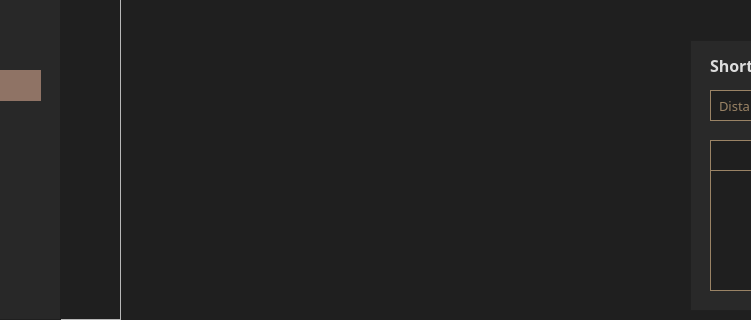
Old version of the form src/uibuilder/Main.ui in the repository ditramadia/shortest-route-finder; both pictures show x 260 to 1011 and y 400 to 720 of the 1280 by 720 pixel window.
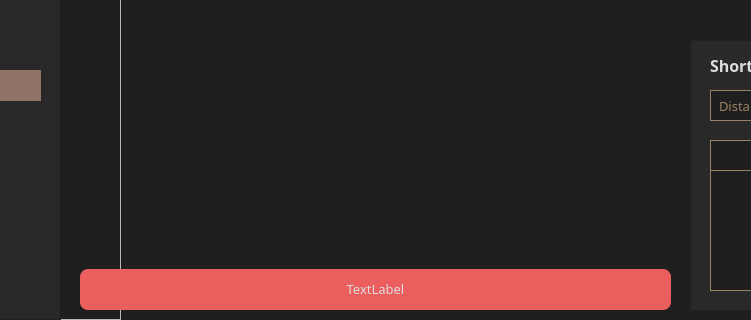
New version of the form. Icons and pictures are not drawn.

What changed in the file:
```diff
--- a/src/uibuilder/Main.ui
+++ b/src/uibuilder/Main.ui
@@ -687,6 +687,69 @@
      </property>
     </widget>
    </widget>
+   <widget class="QWidget" name="plot" native="true">
+    <property name="geometry">
+     <rect>
+      <x>0</x>
+      <y>0</y>
+      <width>1280</width>
+      <height>720</height>
+     </rect>
+    </property>
+   </widget>
+   <widget class="QFrame" name="popup_container">
+    <property name="geometry">
+     <rect>
+      <x>340</x>
+      <y>669</y>
+      <width>591</width>
+      <height>41</height>
+     </rect>
+    </property>
+    <property name="styleSheet">
+     <string notr="true">QFrame {
+background-color: rgb(235, 94, 94);
+border-radius: 8px
+}</string>
+    </property>
+    <property name="frameShape">
+     <enum>QFrame::StyledPanel</enum>
+    </property>
+    <property name="frameShadow">
+     <enum>QFrame::Raised</enum>
+    </property>
+    <widget class="QLabel" name="popup_value">
+     <property name="geometry">
+      <rect>
+       <x>10</x>
+       <y>10</y>
+       <width>571</width>
+       <height>20</height>
+      </rect>
+     </property>
+     <property name="font">
+      <font>
+       <family>Montserrat Medium</family>
+       <pointsize>10</pointsize>
+      </font>
+     </property>
+     <property name="styleSheet">
+      <string notr="true">QLabel {
+color: rgb(220,220,220)
+}</string>
+     </property>
+     <property name="text">
+      <string>TextLabel</string>
+     </property>
+     <property name="alignment">
+      <set>Qt::AlignCenter</set>
+     </property>
+    </widget>
+   </widget>
+   <zorder>plot</zorder>
+   <zorder>sidebar_container</zorder>
+   <zorder>solution</zorder>
+   <zorder>popup_container</zorder>
   </widget>
  </widget>
  <resources/>
```
